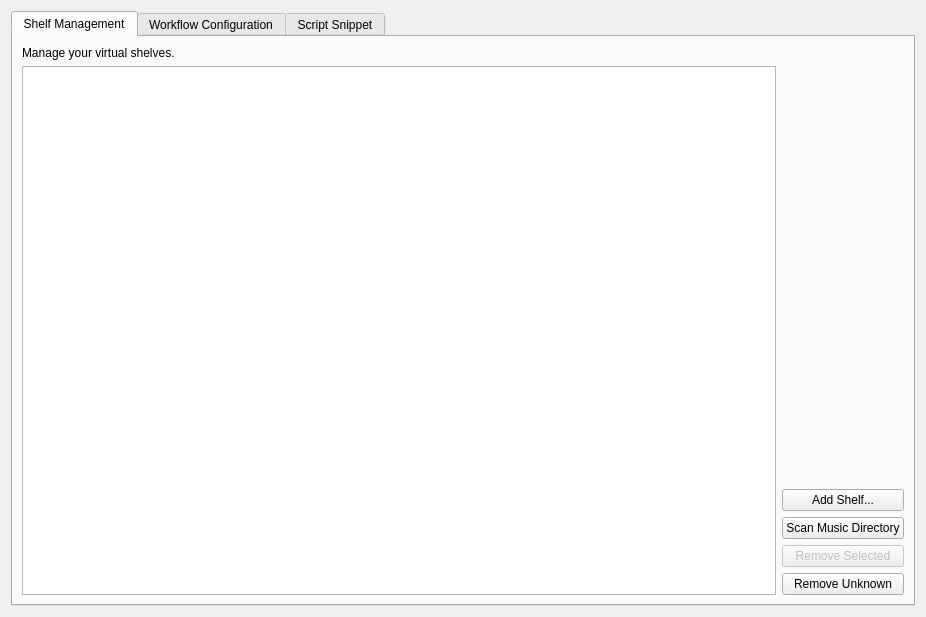
First picture: the form in shelves/ui/options.ui, repository nrth3rnlb/picard-plugin-shelves, before the edit.
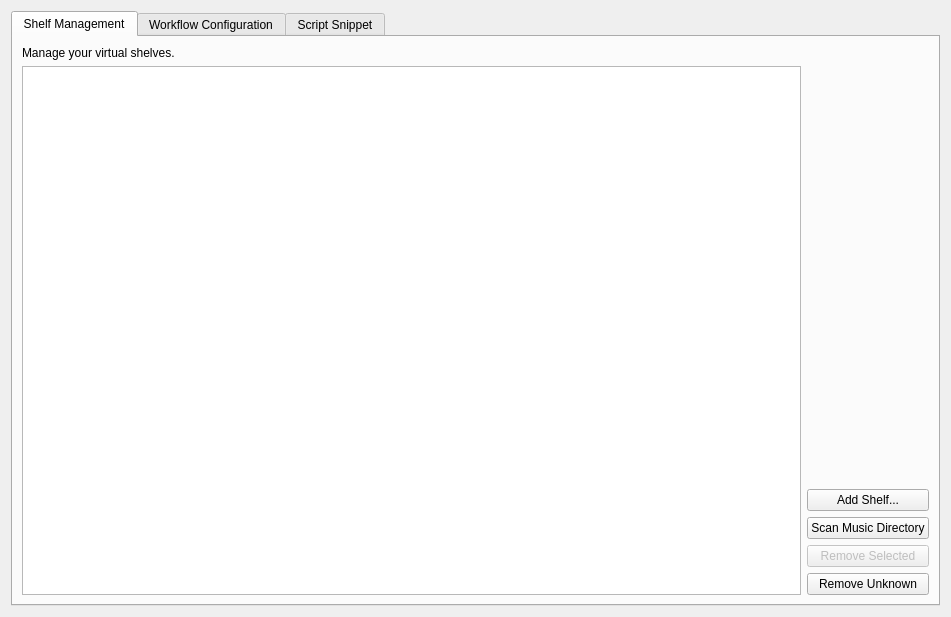
Second picture: the form after the edit. The open tabs and pages were chosen to show the change. Custom widgets are drawn as their Qt base class.

Commit message:
wip(options): enhance shelf management and UI customization
- Added context menu for managing shelves and improved name validation logic.
- Made shelf items editable with real-time validation and registry updates.
- Updated UI customization for better shelf management user experience.

Diff of the .ui file:
```diff
--- a/shelves/ui/options.ui
+++ b/shelves/ui/options.ui
@@ -6,7 +6,7 @@
    <rect>
     <x>0</x>
     <y>0</y>
-    <width>926</width>
+    <width>951</width>
     <height>617</height>
    </rect>
   </property>
@@ -27,8 +27,8 @@
        <rect>
         <x>0</x>
         <y>0</y>
-        <width>908</width>
-        <height>599</height>
+        <width>939</width>
+        <height>605</height>
        </rect>
       </property>
       <layout class="QVBoxLayout" name="verticalLayout">
@@ -105,9 +105,6 @@
                   <verstretch>0</verstretch>
                  </sizepolicy>
                 </property>
-                <property name="sortingEnabled">
-                 <bool>true</bool>
-                </property>
                </widget>
               </item>
               <item>
```
Left out of the diff: 2 changed lines with no effect on the pictures. The commit also changes 2 other files.
